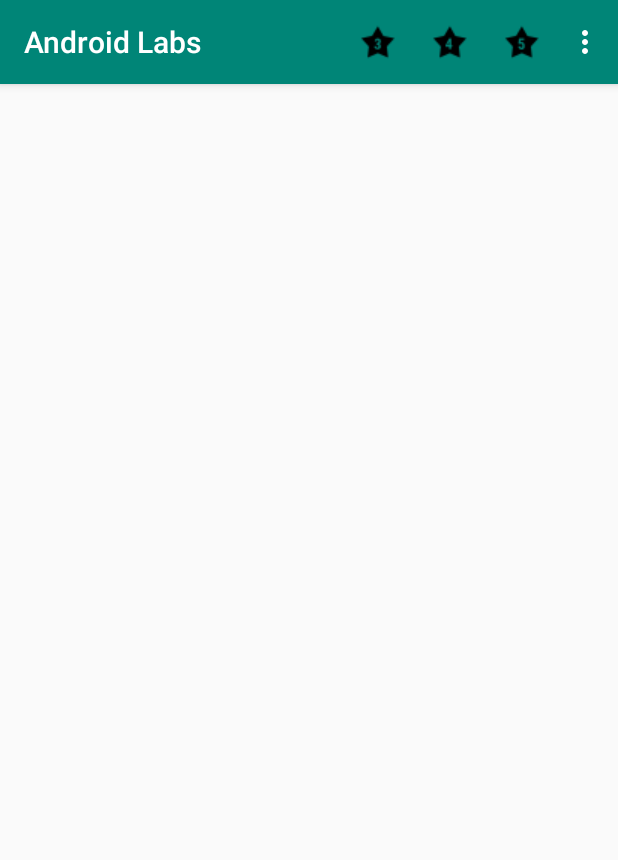
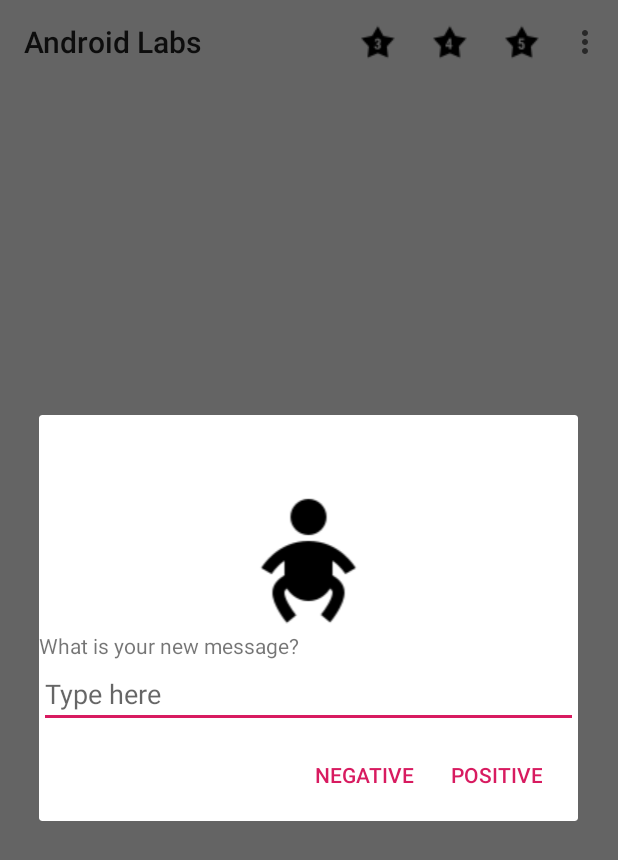
Before and after one commit to yangbushi/AndroidLabs, an Android app: the TestToolbar screen opened directly, with no data from a screen before it, after a tap on "4 star", on a phone screen of 412 x 824 dp. Shown: the top 860 px of the screen. Run offline under Robolectric (Android 15) with nearby library versions, the phone set to English and light mode, and no system bars.

Commit message:
lab6 finished

```diff
--- a/app/src/main/java/com/example/androidlabs/TestToolbar.java
+++ b/app/src/main/java/com/example/androidlabs/TestToolbar.java
@@ -1,6 +1,7 @@
 package com.example.androidlabs;
 
 import android.content.DialogInterface;
+import android.support.design.widget.Snackbar;
 import android.support.v7.app.AlertDialog;
 import android.support.v7.app.AppCompatActivity;
 import android.os.Bundle;
@@ -41,11 +42,15 @@ public class TestToolbar extends AppCompatActivity {
                 Toast.makeText(this, toastMessage, Toast.LENGTH_LONG).show();
                 break;
             case R.id.item2:
+                alertExample();
                 break;
             case R.id.item3:
+                Snackbar sb = Snackbar.make((Toolbar)findViewById(R.id.toolbar), "Go Back?", Snackbar.LENGTH_LONG)
+                        .setAction("Yes", e -> finish());
+                sb.show();
                 break;
             case R.id.item4:
-                Toast.makeText(this, toastMessage, Toast.LENGTH_LONG).show();
+                Toast.makeText(this, "You clicked on the overflow menu", Toast.LENGTH_LONG).show();
                 break;
         }
 
@@ -54,16 +59,14 @@ public class TestToolbar extends AppCompatActivity {
 
     public void alertExample()
     {
-        View middle = getLayoutInflater().inflate(R.layout.view_extra_stuff, null);
-        Button btn = (Button)middle.findViewById(R.id.view_button);
-        EditText et = (EditText)middle.findViewById(R.id.view_edit_text);
-        btn.setOnClickListener( clk -> et.setText("You clicked my button!"));
+        View middle = getLayoutInflater().inflate(R.layout.dialog_box, null);
+        EditText et = (EditText)middle.findViewById(R.id.lab6_edit);
 
         AlertDialog.Builder builder = new AlertDialog.Builder(this);
-        builder.setMessage("The Message")
+        builder.setMessage("")
                 .setPositiveButton("Positive", new DialogInterface.OnClickListener() {
                     public void onClick(DialogInterface dialog, int id) {
-                        // What to do on Accept
+                        toastMessage = et.getText().toString();
                     }
                 })
                 .setNegativeButton("Negative", new DialogInterface.OnClickListener() {
--- a/app/src/main/res/menu/menu_example.xml
+++ b/app/src/main/res/menu/menu_example.xml
@@ -3,20 +3,20 @@
     xmlns:app="http://schemas.android.com/apk/res-auto">
     <item android:id="@+id/item1"
         android:title="@string/Lab6Item1"
-        android:icon="@drawable/3star"
+        android:icon="@drawable/star3"
         android:orderInCategory="100"
         app:showAsAction="always"/>
 
 
     <item android:id="@+id/item2"
         android:title="@string/Lab6Item2"
-        android:icon="@drawable/4star"
+        android:icon="@drawable/star4"
         android:orderInCategory="200"
         app:showAsAction="always"/>
 
     <item android:id="@+id/item3"
         android:title="@string/Lab6Item3"
-        android:icon="@drawable/5star"
+        android:icon="@drawable/star5"
         android:orderInCategory="300"
         app:showAsAction="always"/>
 
--- a/app/src/main/res/values/styles.xml
+++ b/app/src/main/res/values/styles.xml
@@ -6,6 +6,8 @@
         <item name="colorPrimary">@color/colorPrimary</item>
         <item name="colorPrimaryDark">@color/colorPrimaryDark</item>
         <item name="colorAccent">@color/colorAccent</item>
+        <item name="windowActionBar">false</item>
+        <item name="windowNoTitle">true</item>
     </style>
 
     <style name="AppTheme.NoActionBar">
```
Also changed, not shown: app/src/main/res/drawable/star3.png (renamed from app/src/main/res/drawable/3star.png), app/src/main/res/drawable/star4.png (renamed from app/src/main/res/drawable/4star.png), app/src/main/res/drawable/star5.png (renamed from app/src/main/res/drawable/5star.png).
